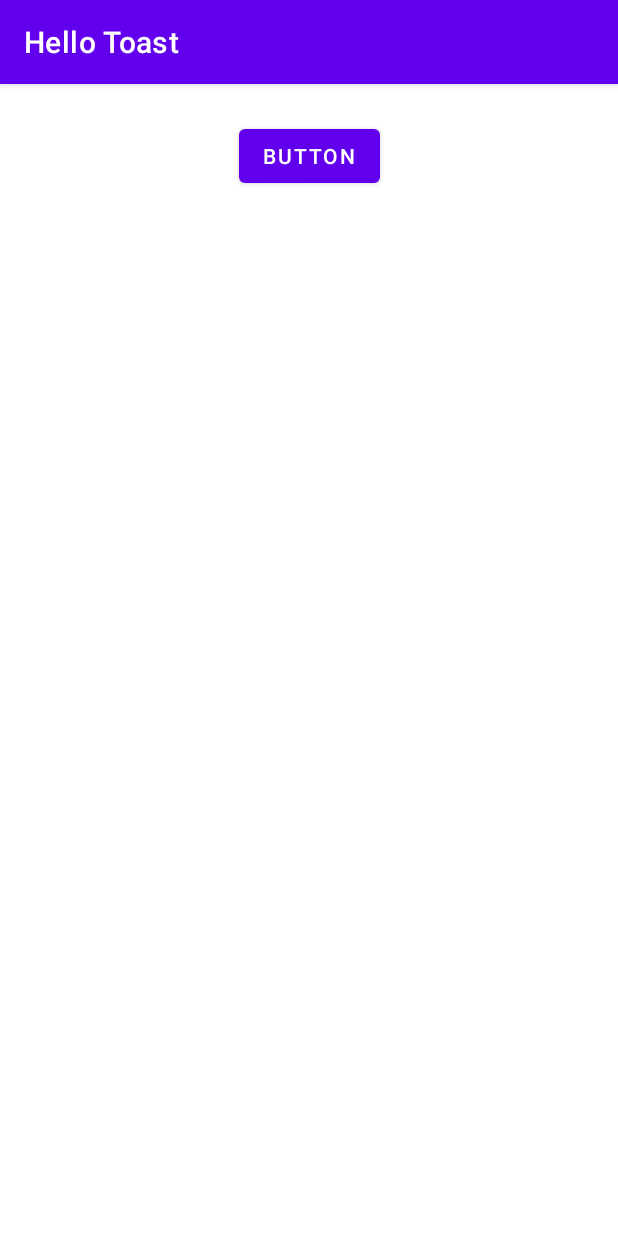
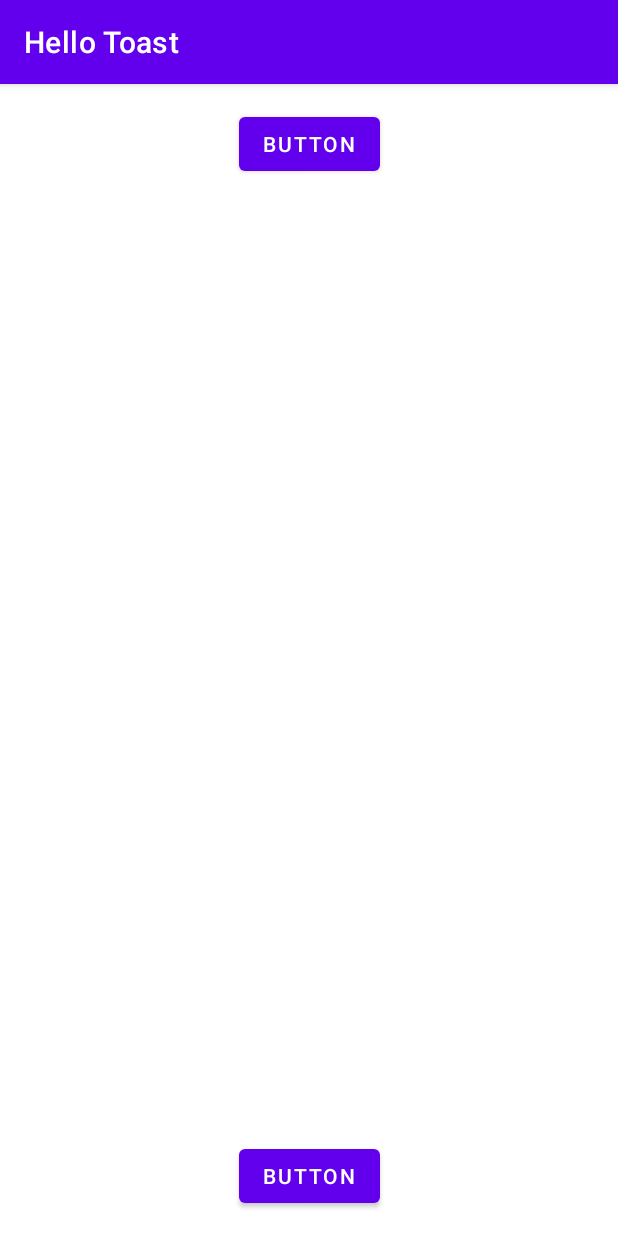
Before and after one commit to sabdika/First-interactive-UI, an Android app: the screen it shows after launch (MainActivity), on a phone screen of 412 x 824 dp. Run offline under Robolectric (Android 15) with nearby library versions, the phone set to English and light mode, and no system bars.

Commit message:
Addition of Second Button

```diff
--- a/app/src/main/res/layout/activity_main.xml
+++ b/app/src/main/res/layout/activity_main.xml
@@ -10,9 +10,19 @@
         android:id="@+id/button"
         android:layout_width="wrap_content"
         android:layout_height="wrap_content"
-        android:layout_marginTop="24dp"
+        android:layout_marginTop="16dp"
         android:text="Button"
         app:layout_constraintEnd_toEndOf="parent"
         app:layout_constraintStart_toStartOf="parent"
         app:layout_constraintTop_toTopOf="parent" />
+
+    <Button
+        android:id="@+id/button2"
+        android:layout_width="wrap_content"
+        android:layout_height="wrap_content"
+        android:layout_marginBottom="16dp"
+        android:text="Button"
+        app:layout_constraintBottom_toBottomOf="parent"
+        app:layout_constraintEnd_toEndOf="parent"
+        app:layout_constraintStart_toStartOf="parent" />
 </androidx.constraintlayout.widget.ConstraintLayout>
```
Also changed, not shown: 2 other files.
